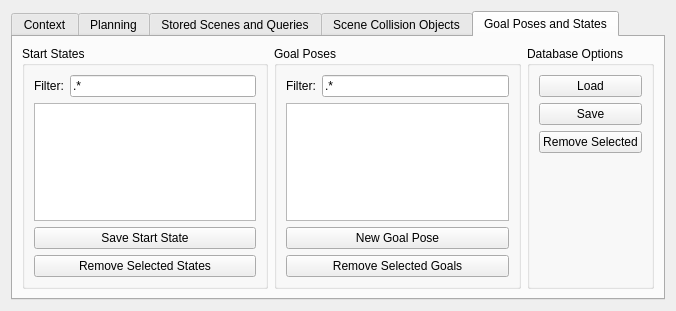
Old version of the form moveit_ros/visualization/motion_planning_rviz_plugin/src/ui/motion_planning_rviz_plugin_frame.ui in the repository moveit/moveit.
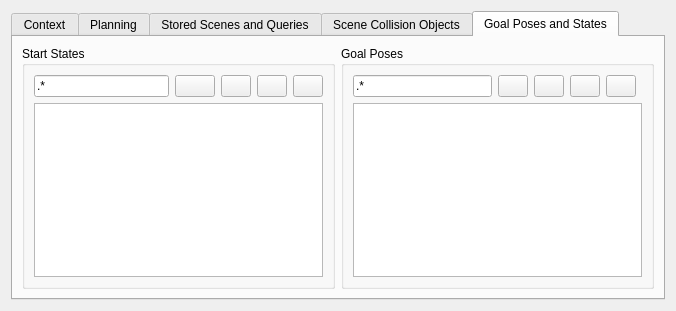
New version of the form. Icons and pictures are not drawn.

Commit message: Improvements in the goals tab UI

Diff of the .ui file:
```diff
--- a/moveit_ros/visualization/motion_planning_rviz_plugin/src/ui/motion_planning_rviz_plugin_frame.ui
+++ b/moveit_ros/visualization/motion_planning_rviz_plugin/src/ui/motion_planning_rviz_plugin_frame.ui
@@ -888,21 +888,98 @@
           <string>Start States</string>
          </property>
          <layout class="QGridLayout" name="gridLayout_6">
-          <item row="0" column="1">
-           <widget class="QLineEdit" name="load_states_filter_text">
-            <property name="text">
-             <string>.*</string>
-            </property>
-           </widget>
+          <item row="8" column="0">
+           <layout class="QHBoxLayout" name="horizontalLayout_12">
+            <item>
+             <widget class="QLineEdit" name="load_states_filter_text">
+              <property name="text">
+               <string>.*</string>
+              </property>
+             </widget>
+            </item>
+            <item>
+             <widget class="QPushButton" name="start_states_open_button">
+              <property name="toolTip">
+               <string>Load from database</string>
+              </property>
+              <property name="text">
+               <string/>
+              </property>
+              <property name="icon">
+               <iconset theme="document-open">
+                <normaloff>../../../../../../../../../../../../../../../../.designer/backup</normaloff>../../../../../../../../../../../../../../../../.designer/backup</iconset>
+              </property>
+             </widget>
+            </item>
+            <item>
+             <widget class="QPushButton" name="start_states_add_button">
+              <property name="sizePolicy">
+               <sizepolicy hsizetype="Minimum" vsizetype="Fixed">
+                <horstretch>0</horstretch>
+                <verstretch>0</verstretch>
+               </sizepolicy>
+              </property>
+              <property name="maximumSize">
+               <size>
+                <width>30</width>
+                <height>30</height>
+               </size>
+              </property>
+              <property name="toolTip">
+               <string>Store current start state</string>
+              </property>
+              <property name="text">
+               <string/>
+              </property>
+              <property name="icon">
+               <iconset theme="list-add">
+                <normaloff>../../../../../../../../../../../../../../../../.designer/backup</normaloff>../../../../../../../../../../../../../../../../.designer/backup</iconset>
+              </property>
+             </widget>
+            </item>
+            <item>
+             <widget class="QPushButton" name="start_states_remove_button">
+              <property name="maximumSize">
+               <size>
+                <width>30</width>
+                <height>30</height>
+               </size>
+              </property>
+              <property name="toolTip">
+               <string>Remove selected start states</string>
+              </property>
+              <property name="text">
+               <string/>
+              </property>
+              <property name="icon">
+               <iconset theme="list-remove">
+                <normaloff>../../../../../../../../../../../../../../../../.designer/backup</normaloff>../../../../../../../../../../../../../../../../.designer/backup</iconset>
+              </property>
+             </widget>
+            </item>
+            <item>
+             <widget class="QPushButton" name="start_states_save_button">
+              <property name="maximumSize">
+               <size>
+                <width>30</width>
+                <height>30</height>
+               </size>
+              </property>
+              <property name="toolTip">
+               <string>Apply changes</string>
+              </property>
+              <property name="text">
+               <string/>
+              </property>
+              <property name="icon">
+               <iconset theme="document-save">
+                <normaloff>../../../../../../../../../../../../../../../../.designer/backup</normaloff>../../../../../../../../../../../../../../../../.designer/backup</iconset>
+              </property>
+             </widget>
+            </item>
+           </layout>
           </item>
-          <item row="0" column="0">
-           <widget class="QLabel" name="label_11">
-            <property name="text">
-             <string>Filter:</string>
-            </property>
-           </widget>
-          </item>
-          <item row="4" column="0" colspan="2">
+          <item row="9" column="0">
            <widget class="QListWidget" name="start_states_list">
             <property name="editTriggers">
              <set>QAbstractItemView::DoubleClicked|QAbstractItemView::EditKeyPressed</set>
@@ -912,20 +989,6 @@
             </property>
            </widget>
           </item>
-          <item row="5" column="0" colspan="2">
-           <widget class="QPushButton" name="save_start_state_button">
-            <property name="text">
-             <string>Save Start State</string>
-            </property>
-           </widget>
-          </item>
-          <item row="6" column="0" colspan="2">
-           <widget class="QPushButton" name="remove_start_state_button">
-            <property name="text">
-             <string>Remove Selected States</string>
-            </property>
-           </widget>
-          </item>
          </layout>
         </widget>
        </item>
@@ -938,21 +1001,7 @@
           <string>Goal Poses</string>
          </property>
          <layout class="QGridLayout" name="gridLayout_7">
-          <item row="2" column="1">
-           <widget class="QLineEdit" name="load_goals_filter_text">
-            <property name="text">
-             <string>.*</string>
-            </property>
-           </widget>
-          </item>
-          <item row="2" column="0">
-           <widget class="QLabel" name="label_10">
-            <property name="text">
-             <string>Filter:</string>
-            </property>
-           </widget>
-          </item>
-          <item row="4" column="0" colspan="2">
+          <item row="7" column="0" colspan="2">
            <widget class="QListWidget" name="goal_poses_list">
             <property name="editTriggers">
              <set>QAbstractItemView::DoubleClicked|QAbstractItemView::EditKeyPressed</set>
@@ -962,83 +1011,87 @@
             </property>
            </widget>
           </item>
-          <item row="5" column="0" colspan="2">
-           <widget class="QPushButton" name="new_goal_pose_button">
-            <property name="text">
-             <string>New Goal Pose</string>
-            </property>
-           </widget>
-          </item>
-          <item row="6" column="0" colspan="2">
-           <widget class="QPushButton" name="remove_goal_pose_button">
-            <property name="text">
-             <string>Remove Selected Goals</string>
-            </property>
-           </widget>
-          </item>
-         </layout>
-        </widget>
-       </item>
-       <item>
-        <widget class="QGroupBox" name="groupBox_6">
-         <property name="title">
-          <string>Database Options</string>
-         </property>
-         <layout class="QVBoxLayout" name="verticalLayout_15">
-          <item>
-           <widget class="QPushButton" name="load_from_db_button">
-            <property name="text">
-             <string>Load</string>
-            </property>
-           </widget>
-          </item>
-          <item>
-           <widget class="QPushButton" name="save_on_db_button">
-            <property name="text">
-             <string>Save</string>
-            </property>
-           </widget>
-          </item>
-          <item>
-           <widget class="QPushButton" name="delete_on_db_button">
-            <property name="text">
-             <string>Remove Selected</string>
-            </property>
-           </widget>
-          </item>
-          <item>
-           <spacer name="verticalSpacer">
-            <property name="orientation">
-             <enum>Qt::Vertical</enum>
-            </property>
-            <property name="sizeHint" stdset="0">
-             <size>
-              <width>20</width>
-              <height>40</height>
-             </size>
-            </property>
-           </spacer>
-          </item>
-          <item>
-           <layout class="QHBoxLayout" name="horizontalLayout_10">
+          <item row="6" column="0">
+           <layout class="QHBoxLayout" name="horizontalLayout_13">
             <item>
-             <widget class="QLabel" name="goalrx">
+             <widget class="QLineEdit" name="load_poses_filter_text">
+              <property name="toolTip">
+               <string/>
+              </property>
               <property name="text">
+               <string>.*</string>
+              </property>
+             </widget>
+            </item>
+            <item>
+             <widget class="QPushButton" name="goal_poses_open_button">
+              <property name="maximumSize">
+               <size>
+                <width>30</width>
+                <height>30</height>
+               </size>
+              </property>
+              <property name="toolTip">
+               <string>Load from database</string>
+              </property>
+              <property name="text">
                <string/>
               </property>
              </widget>
             </item>
             <item>
-             <widget class="QLabel" name="goalry">
+             <widget class="QPushButton" name="goal_poses_add_button">
+              <property name="maximumSize">
+               <size>
+                <width>30</width>
+                <height>30</height>
+               </size>
+              </property>
+              <property name="toolTip">
+               <string>New goal in the current end-effector pose</string>
+              </property>
               <property name="text">
                <string/>
               </property>
              </widget>
             </item>
             <item>
-             <widget class="QLabel" name="goalrz">
+             <widget class="QPushButton" name="goal_poses_remove_button">
+              <property name="maximumSize">
+               <size>
+                <width>30</width>
+                <height>30</height>
+               </size>
+              </property>
+              <property name="toolTip">
+               <string>Remove selected goals</string>
+              </property>
               <property name="text">
                <string/>
+              </property>
+              <property name="icon">
+               <iconset theme="list-remove">
+                <normaloff>../../../../../../../../../../../../../../../../.designer/backup</normaloff>../../../../../../../../../../../../../../../../.designer/backup</iconset>
+              </property>
+             </widget>
+            </item>
+            <item>
+             <widget class="QPushButton" name="goal_poses_save_button">
+              <property name="maximumSize">
+               <size>
+                <width>30</width>
+                <height>30</height>
+               </size>
+              </property>
+              <property name="toolTip">
+               <string>Apply changes</string>
+              </property>
+              <property name="text">
+               <string/>
+              </property>
+              <property name="icon">
+               <iconset theme="document-save">
+                <normaloff>../../../../../../../../../../../../../../../../.designer/backup</normaloff>../../../../../../../../../../../../../../../../.designer/backup</iconset>
               </property>
              </widget>
             </item>
```
Left out of the diff: 15 changed lines with no effect on the pictures. The commit also changes 2 other files.
